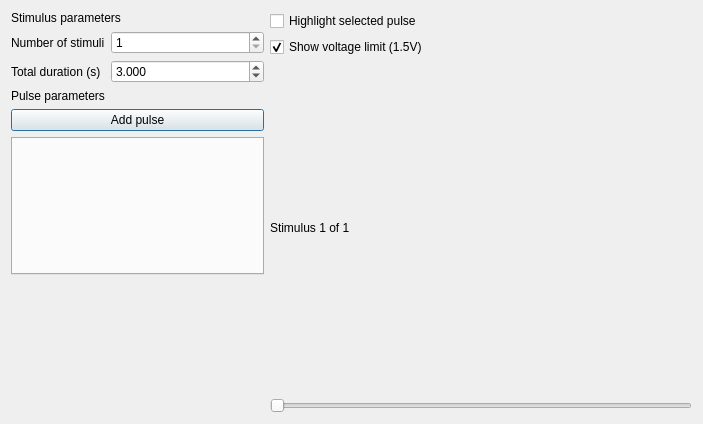
Qt form app/ui/stimulus_window.ui (teuncm/wormenpracticum) before a commit.
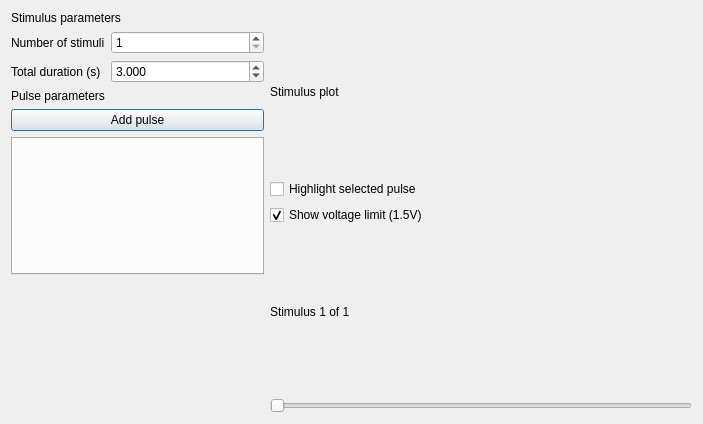
The same form after that commit.

Commit message: Add plot title, preserve plot range

```diff
--- a/app/ui/stimulus_window.ui
+++ b/app/ui/stimulus_window.ui
@@ -114,6 +114,13 @@
    </item>
    <item>
     <layout class="QVBoxLayout" name="rightLayout">
+     <item>
+      <widget class="QLabel" name="title_plot">
+       <property name="text">
+        <string>Stimulus plot</string>
+       </property>
+      </widget>
+     </item>
      <item>
       <layout class="QVBoxLayout" name="waveformLayout"/>
      </item>
```
The commit also changes 3 other files.
